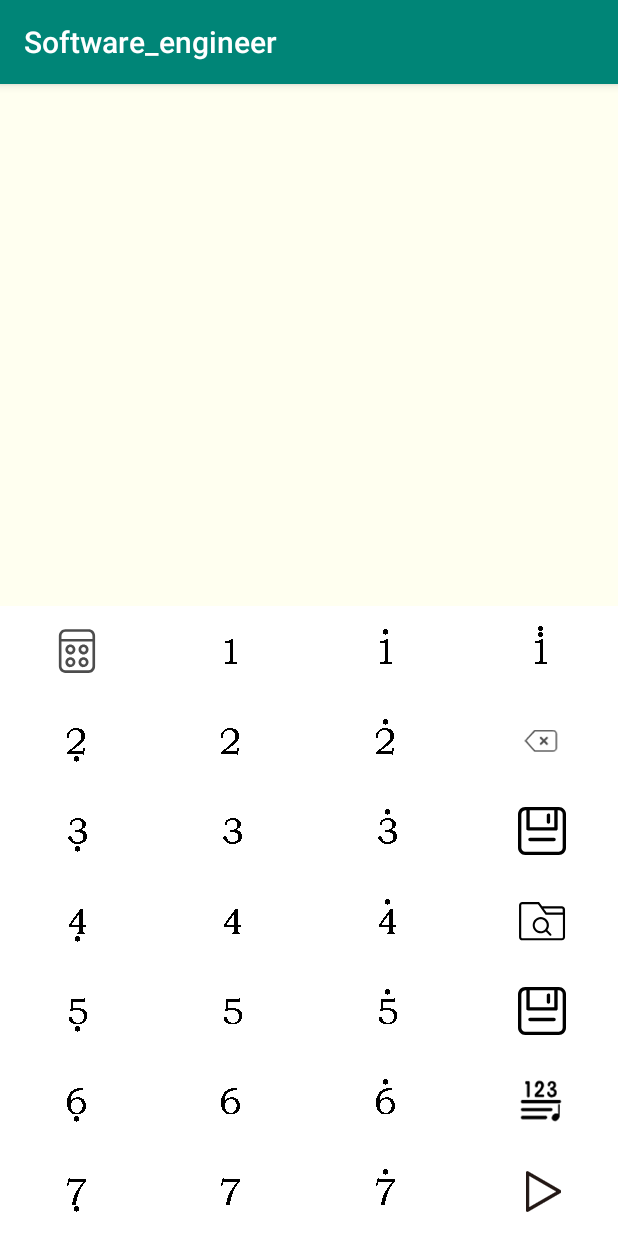
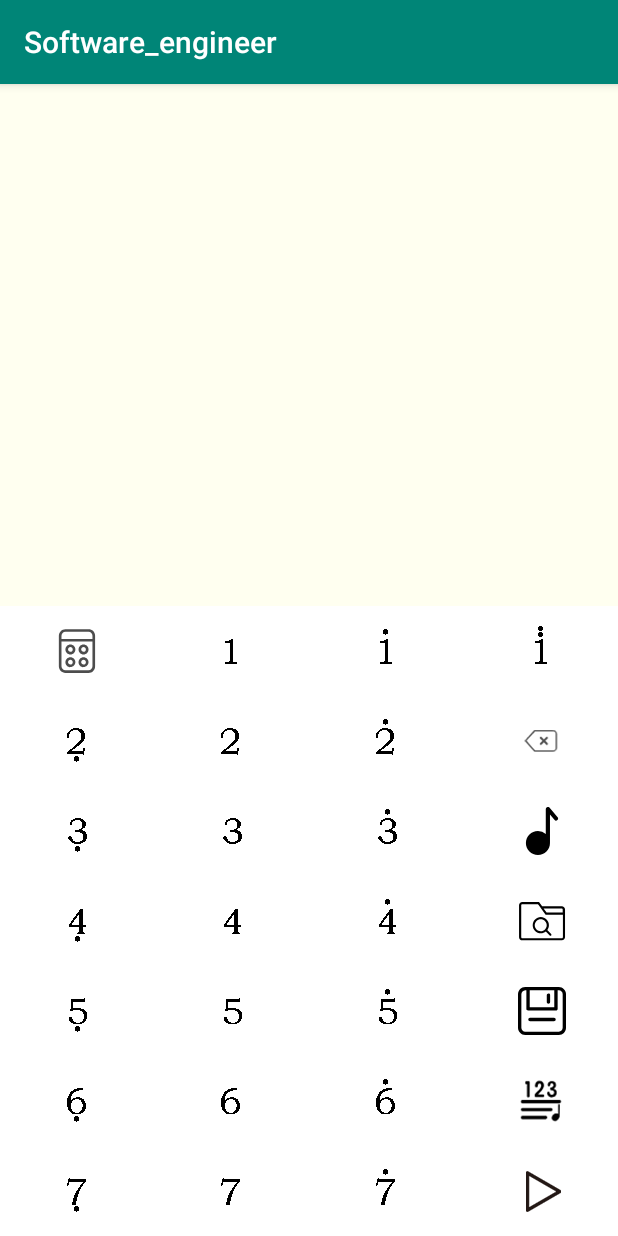
Before and after one commit to RadiumScriptTang/LetAncestorProud, an Android app: the screen it shows after launch (MainActivity), after a tap on an icon or button, on a phone screen of 412 x 824 dp. Run offline under Robolectric (Android 15) with nearby library versions, the phone set to English and light mode, and no system bars.

Commit message:
海哥让我合并代码

```diff
--- a/app/src/main/java/com/example/radiumscripttang/software_engineer/PianoFragment.java
+++ b/app/src/main/java/com/example/radiumscripttang/software_engineer/PianoFragment.java
@@ -37,7 +37,7 @@ public class PianoFragment extends Fragment {
             btn_do,btn_re,btn_mi,btn_fa,btn_so,btn_la,btn_si,btn_do_plus,btn_re_plus,btn_mi_plus,btn_fa_plus,btn_so_plus,btn_la_plus,btn_si_plus,
             btn_do_plus_plus;
     PianoPlayer pianoPlayer;
-    ImageButton btn_del, btn_play, btn_diy, btn_save, btn_load;
+    ImageButton btn_del, btn_play, btn_diy, btn_save, btn_load, btn_delay;
     TextView e_input;
     PianoSong pianoSong;
     ListView file_list;
@@ -223,6 +223,7 @@ public class PianoFragment extends Fragment {
 
                                 }
                             }).setNegativeButton("取消",null).show();
+                    map = sharedPreferences.getAll();
                     break;
                 case R.id.load_song:
                     isLoading = true;
@@ -289,6 +290,7 @@ public class PianoFragment extends Fragment {
         btn_diy = view.findViewById(R.id.btn_diy);
         btn_load = view.findViewById(R.id.load_song);
         btn_save = view.findViewById(R.id.save_song);
+        btn_delay = view.findViewById(R.id.btn_delay);
 
         e_input = view.findViewById(R.id.input);
         file_list = view.findViewById(R.id.file_list);
@@ -361,6 +363,24 @@ public class PianoFragment extends Fragment {
         btn_save.setOnClickListener(ioOnClickListener);
 
         file_list.setOnItemClickListener(onItemClickListener);
+        btn_delay.setOnClickListener(new View.OnClickListener() {
+            @Override
+            public void onClick(View view) {
+                if (pianoSong.length() == 0){
+                    return;
+                }
+                PianoUnit last = pianoSong.getLast();
+                pianoSong.backspace();
+                if (last.getDelay() == 1000){
+                    pianoSong.append(last.getNoteId(),500);
+                } else if (last.getDelay() == 500){
+                    pianoSong.append(last.getNoteId(),250);
+                } else {
+                    pianoSong.append(last.getNoteId(),1000);
+                }
+                e_input.setText(pianoSong.getSpanString(pianoSong.getString()));
+            }
+        });
 
 
     }
--- a/app/src/main/java/com/example/radiumscripttang/software_engineer/PianoPlayer.java
+++ b/app/src/main/java/com/example/radiumscripttang/software_engineer/PianoPlayer.java
@@ -45,10 +45,22 @@ class PianoSong {
     ArrayList<PianoUnit> song = new ArrayList<PianoUnit>();
     int noteSpans [] = {R.mipmap.n0_1000,R.mipmap.n1_1000, R.mipmap.n2_1000, R.mipmap.n3_1000, R.mipmap.n4_1000, R.mipmap.n5_1000,
             R.mipmap.n6_1000, R.mipmap.n7_1000, R.mipmap.n8_1000, R.mipmap.n9_1000, R.mipmap.n10_1000, R.mipmap.n11_1000
-            , R.mipmap.n12_1000, R.mipmap.n13_1000, R.mipmap.n14_1000, R.mipmap.n15_1000, R.mipmap.n16_1000, R.mipmap.n17_1000, R.mipmap.n18_1000, R.mipmap.n19_1000, R.mipmap.n20_1000};
+            , R.mipmap.n12_1000, R.mipmap.n13_1000, R.mipmap.n14_1000, R.mipmap.n15_1000, R.mipmap.n16_1000, R.mipmap.n17_1000,
+            R.mipmap.n18_1000, R.mipmap.n19_1000, R.mipmap.n20_1000,R.mipmap.n0_500, R.mipmap.n1_500, R.mipmap.n2_500, R.mipmap.n3_500,
+            R.mipmap.n4_500, R.mipmap.n5_500, R.mipmap.n6_500, R.mipmap.n7_500, R.mipmap.n8_500, R.mipmap.n9_500, R.mipmap.n10_500, R.mipmap.n11_500,
+            R.mipmap.n12_500, R.mipmap.n13_500, R.mipmap.n14_500, R.mipmap.n15_500, R.mipmap.n16_500, R.mipmap.n17_500, R.mipmap.n18_500, R.mipmap.n19_500, R.mipmap.n20_500,
+            R.mipmap.n0_250, R.mipmap.n1_250, R.mipmap.n2_250, R.mipmap.n3_250, R.mipmap.n4_250, R.mipmap.n5_250, R.mipmap.n6_250,
+            R.mipmap.n7_250, R.mipmap.n8_250, R.mipmap.n9_250, R.mipmap.n10_250, R.mipmap.n11_250, R.mipmap
+            .n12_250, R.mipmap.n13_250, R.mipmap.n14_250, R.mipmap.n15_250, R.mipmap.n16_250, R.mipmap.n17_250, R.mipmap
+            .n18_250, R.mipmap.n19_250, R.mipmap.n20_250};
 
     String spanString[] = {"n0_1000,", "n1_1000,", "n2_1000,", "n3_1000,", "n4_1000,", "n5_1000,", "n6_1000,", "n7_1000,", "n8_1000,", "n9_1000,", "n10_1000,",
-            "n11_1000,", "n12_1000,", "n13_1000,", "n14_1000,", "n15_1000,", "n16_1000,", "n17_1000,", "n18_1000,", "n19_1000,", "n20_1000 "};
+            "n11_1000,", "n12_1000,", "n13_1000,", "n14_1000,", "n15_1000,", "n16_1000,", "n17_1000,", "n18_1000,", "n19_1000,", "n20_1000,","n0_500,", "n1_500,",
+            "n2_500,", "n3_500,", "n4_500,", "n5_500,", "n6_500,", "n7_500,", "n8_500,", "n9_500,", "n10_500,", "n11_500,", "n12_500,", "n13_500,",
+            "n14_500,", "n15_500,", "n16_500,", "n17_500,", "n18_500,", "n19_500,", "n20_500,","n0_250,", "n1_250,", "n2_250,", "n3_250,", "n4_250,",
+            "n5_250,", "n6_250,", "n7_250,", "n8_250,", "n9_250,", "n10_250,",
+            "n11_250,", "n12_250,", "n13_250,", "n14_250,", "n15_250,", "n16_250,", "n17_250,", "n18_250,", "n19_250,", "n20_250,"
+    };
 
     Context context;
 
@@ -105,7 +117,7 @@ class PianoSong {
     }
     public SpannableString getSpanString(StringBuilder string){
         SpannableString spannableString = new SpannableString(string);
-        for(int i = 0; i < 21; i++){
+        for(int i = 0; i < noteSpans.length; i++){
             Pattern pattern = Pattern.compile(spanString[i]);
             Matcher matcher = pattern.matcher(string);
             while (matcher.find()){
@@ -138,6 +150,12 @@ class PianoSong {
     }
     public void stop(){
         playThread.interrupt();
+    }
+    public PianoUnit getLast(){
+        if (length() == 0){
+            return null;
+        }
+        return song.get(length() - 1);
     }
 
 }
--- a/app/src/main/res/layout/fragment_piano.xml
+++ b/app/src/main/res/layout/fragment_piano.xml
@@ -20,6 +20,7 @@
             android:layout_height="match_parent"
             android:layout_weight="1"
             android:textSize="24sp"
+            android:maxLines="20"
             android:scrollbars="vertical"
             android:gravity="top|left"
             />
@@ -134,10 +135,11 @@
                 android:src="@mipmap/note_3_plus"
                 android:layout_weight="1"/>
             <ImageButton
+                android:id="@+id/btn_delay"
                 android:layout_width="wrap_content"
                 android:layout_height="60sp"
                 android:background="#ffffff"
-                android:src="@mipmap/save_song"
+                android:src="@mipmap/delay"
                 android:layout_weight="1"/>
         </LinearLayout>
         <LinearLayout
```
Also changed, not shown: app/src/main/res/mipmap-hdpi/delay.png (added), app/src/main/res/mipmap-hdpi/n11_500.jpg, app/src/main/res/mipmap-hdpi/n14_500.jpg.
